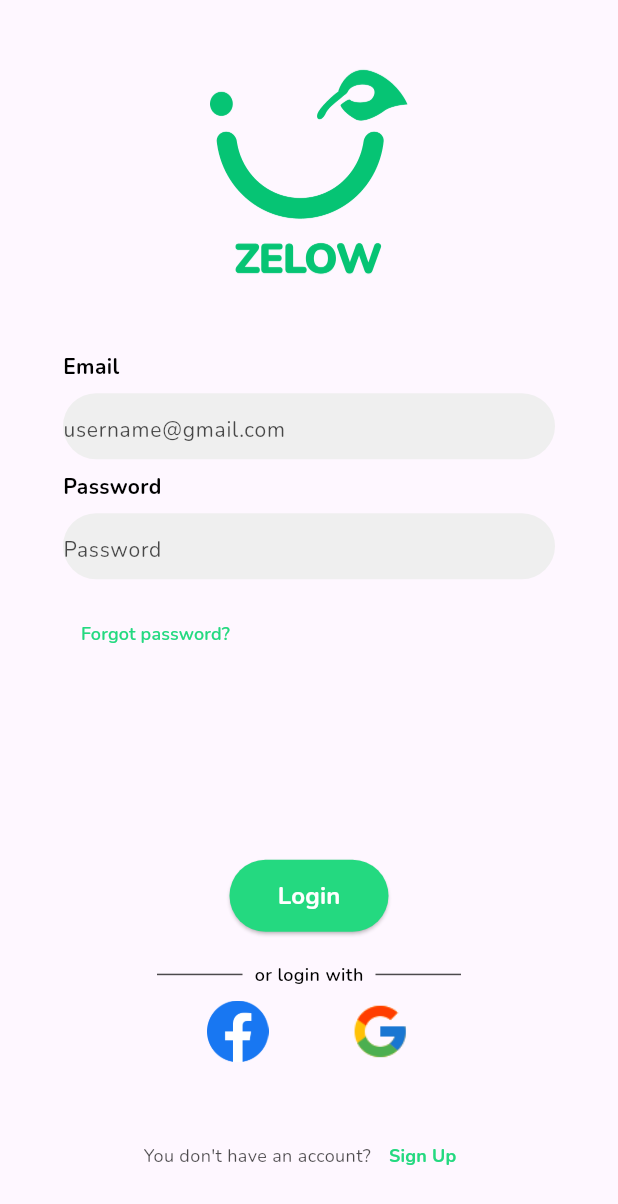
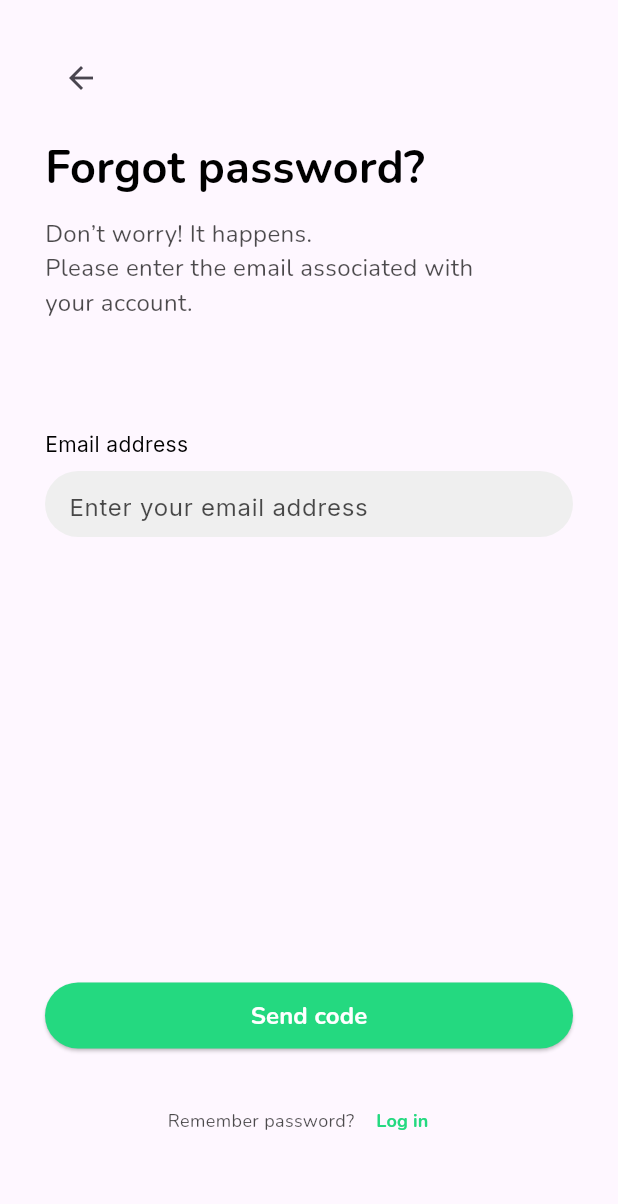
Before and after one commit to nowwie/teamfourteen, a Flutter app: the LoginForm screen opened directly, after a tap on "Forgot password?", on a phone screen of 412 x 824 dp. Shown: the top 1204 px of the screen. Run offline on Flutter 3.47's test engine with Material 3 defaults, Android fonts, the light colour scheme and no system bars; our stand-ins replace firebase_core, google_fonts; accounts and stored records are empty.

Commit message:
forgot password

```diff
--- a/lib/ui/auth/constans.dart
+++ b/lib/ui/auth/constans.dart
@@ -28,3 +28,6 @@ TextStyle verifTextStyle = GoogleFonts.inter(
 TextStyle codeTextStyle = GoogleFonts.inter(
   color: black,
 );
+TextStyle abuInter = GoogleFonts.inter(
+  color: grey,
+);
--- /dev/null
+++ b/lib/ui/auth/forgotpw.dart
@@ -0,0 +1,105 @@
+import 'package:flutter/material.dart';
+import 'package:team_fourteen/ui/auth/constans.dart';
+import 'package:team_fourteen/ui/auth/login_form.dart';
+
+class ForgotPassword extends StatelessWidget {
+  const ForgotPassword({super.key});
+
+  @override
+  Widget build(BuildContext context) {
+    return Scaffold(
+      body: SingleChildScrollView( // Tambahin ini supaya bisa di-scroll
+        child: Padding(
+          padding: const EdgeInsets.symmetric(horizontal: 30),
+          child: Column(
+            crossAxisAlignment: CrossAxisAlignment.start, // Semua teks rata kiri
+            children: [
+              const SizedBox(height: 28),
+              IconButton(
+                icon: const Icon(Icons.arrow_back),
+                onPressed: () {
+                  Navigator.pop(context);
+                },
+              ),
+              const SizedBox(height: 15), // Jarak agar teks di bawah tombol back
+              Text(
+                'Forgot password?',
+                style: blackTextStyle.copyWith(fontSize: 30, fontWeight: FontWeight.bold),
+              ),
+              const SizedBox(height: 10),
+              SizedBox(
+                width: 300, // Biar gak terlalu panjang
+                child: Text(
+                  'Don’t worry! It happens.\nPlease enter the email associated with your account.',
+                  style: greyTextStyle.copyWith(fontSize: 16, fontWeight: FontWeight.normal),
+                ),
+              ),
+              const SizedBox(height: 73),
+              Text(
+                'Email address',
+                style: codeTextStyle.copyWith(fontSize: 14, fontWeight: FontWeight.normal),
+              ),
+              const SizedBox(height: 8),
+              Container(
+                width: double.infinity,
+                height: 44,
+                decoration: BoxDecoration(
+                  borderRadius: BorderRadius.circular(24),
+                  color: box,
+                ),
+                child: TextField(
+                  decoration: InputDecoration(
+                    border: InputBorder.none,
+                    hintText: 'Enter your email address',
+                    hintStyle: abuInter.copyWith(fontSize: 16, fontWeight: FontWeight.normal),
+                    contentPadding: const EdgeInsets.symmetric(horizontal: 16),
+                  ),
+                ),
+              ),
+              const SizedBox(height: 297),
+              SizedBox(
+                width: double.infinity,
+                height: 44,
+                child: ElevatedButton(
+                  style: ElevatedButton.styleFrom(
+                    backgroundColor: zelow,
+                    shape: RoundedRectangleBorder(borderRadius: BorderRadius.circular(24)),
+                  ),
+                  onPressed: () {
+                    // Logika pengiriman kode
+                  },
+                  child: Text(
+                    'Send code',
+                    style: whiteTextStyle.copyWith(fontSize: 16, fontWeight: FontWeight.bold),
+                  ),
+                ),
+              ),
+              const SizedBox(height: 24),
+              Row(
+                mainAxisAlignment: MainAxisAlignment.center,
+                children: [
+                  Text(
+                    'Remember password?',
+                    style: greyTextStyle.copyWith(fontSize: 12, fontWeight: FontWeight.normal),
+                  ),
+                  TextButton(
+                    onPressed: () {
+                      Navigator.push(
+                        context,
+                        MaterialPageRoute(builder: (context) => const LoginForm()),
+                      );
+                    },
+                    child: Text(
+                      'Log in',
+                      style: greenTextStyle.copyWith(fontSize: 12, fontWeight: FontWeight.bold),
+                    ),
+                  )
+                ],
+              ),
+            ],
+          ),
+        ),
+      ),
+    );
+  }
+}
--- a/lib/ui/auth/login_form.dart
+++ b/lib/ui/auth/login_form.dart
@@ -1,5 +1,6 @@
 import 'package:flutter/material.dart';
 import 'package:team_fourteen/ui/auth/constans.dart';
+import 'package:team_fourteen/ui/auth/forgotpw.dart';
 import 'package:team_fourteen/ui/auth/register_form.dart';
 
 class LoginForm extends StatelessWidget {
@@ -59,7 +60,8 @@ class LoginForm extends StatelessWidget {
                 SizedBox(height: 12),
                 TextButton(
                   onPressed: () {
-                    print("Forgot password clicked");
+                    Navigator.push(context,
+                     MaterialPageRoute(builder: (context)=> const ForgotPassword()));
                   },
                   child: Text('Forgot password?',
                       style: greenTextStyle.copyWith(fontSize: 12, fontWeight: FontWeight.w600)),
```
